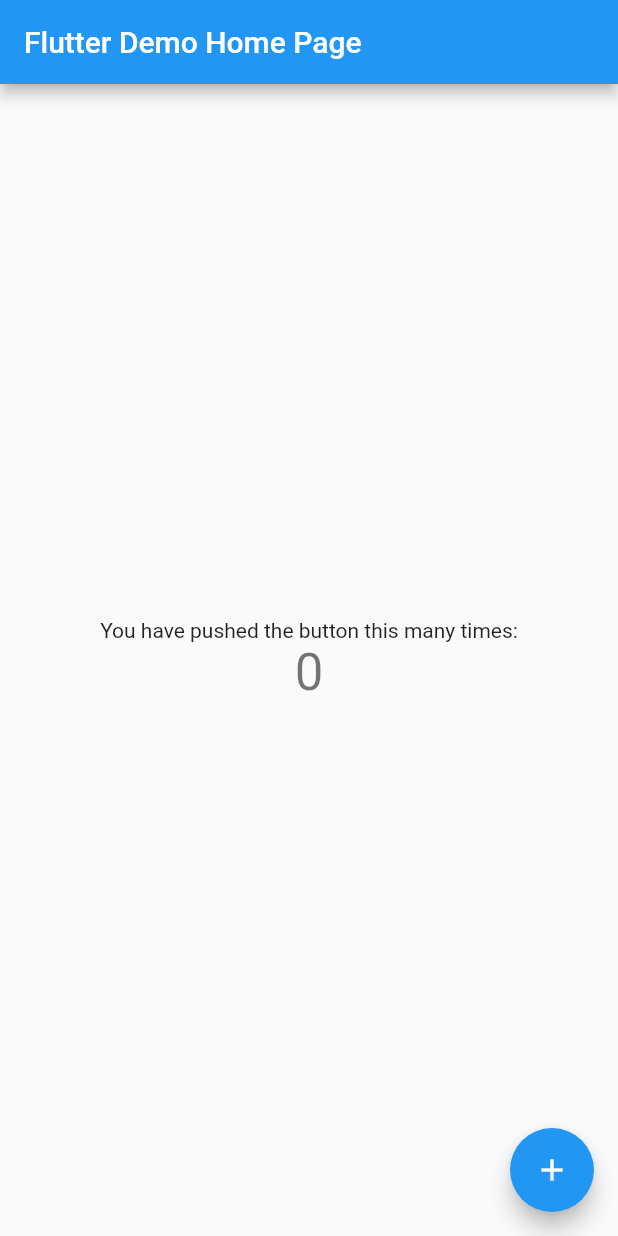
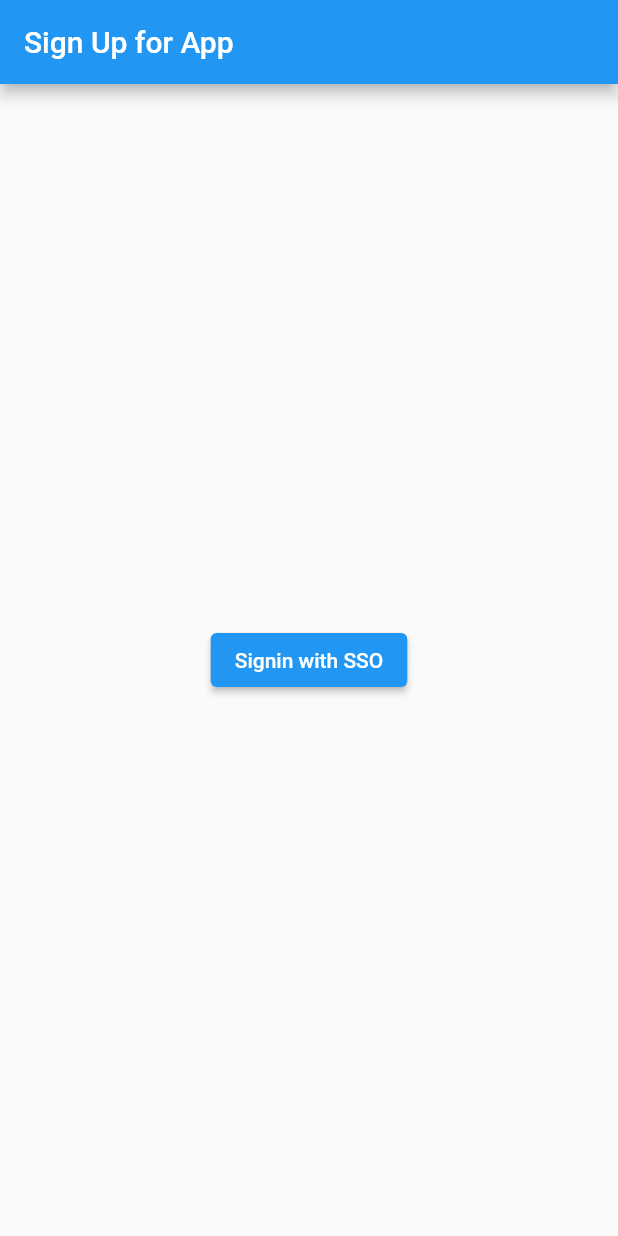
Before and after one commit to Rice-Hacks-Project-Bikes/bikes_frontend, a Flutter app: the screen it shows after launch, on a phone screen of 412 x 824 dp. Run offline on Flutter 3.47's test engine with Material 2 defaults, Android fonts, the light colour scheme and no system bars.

Commit message:
Adding Web Browsing

```diff
--- a/bike_frontend/lib/main.dart
+++ b/bike_frontend/lib/main.dart
@@ -1,3 +1,4 @@
+import 'package:bike_frontent/pages/sign_up.dart';
 import 'package:flutter/material.dart';
 
 void main() {
@@ -24,92 +25,6 @@
           // is not restarted.
           primarySwatch: Colors.blue,
         ),
-      home: const MyHomePage(title: 'Flutter Demo Home Page'),
-    );
+        home: const SignUp());
   }
 }
-
-class MyHomePage extends StatefulWidget {
-  const MyHomePage({Key? key, required this.title}) : super(key: key);
-
-  // This widget is the home page of your application. It is stateful, meaning
-  // that it has a State object (defined below) that contains fields that affect
-  // how it looks.
-
-  // This class is the configuration for the state. It holds the values (in this
-  // case the title) provided by the parent (in this case the App widget) and
-  // used by the build method of the State. Fields in a Widget subclass are
-  // always marked "final".
-
-  final String title;
-
-  @override
-  State<MyHomePage> createState() => _MyHomePageState();
-}
-
-class _MyHomePageState extends State<MyHomePage> {
-  int _counter = 0;
-
-  void _incrementCounter() {
-    setState(() {
-      // This call to setState tells the Flutter framework that something has
-      // changed in this State, which causes it to rerun the build method below
-      // so that the display can reflect the updated values. If we changed
-      // _counter without calling setState(), then the build method would not be
-      // called again, and so nothing would appear to happen.
-      _counter++;
-    });
-  }
-
-  @override
-  Widget build(BuildContext context) {
-    // This method is rerun every time setState is called, for instance as done
-    // by the _incrementCounter method above.
-    //
-    // The Flutter framework has been optimized to make rerunning build methods
-    // fast, so that you can just rebuild anything that needs updating rather
-    // than having to individually change instances of widgets.
-    return Scaffold(
-      appBar: AppBar(
-        // Here we take the value from the MyHomePage object that was created by
-        // the App.build method, and use it to set our appbar title.
-        title: Text(widget.title),
-      ),
-      body: Center(
-        // Center is a layout widget. It takes a single child and positions it
-        // in the middle of the parent.
-        child: Column(
-          // Column is also a layout widget. It takes a list of children and
-          // arranges them vertically. By default, it sizes itself to fit its
-          // children horizontally, and tries to be as tall as its parent.
-          //
-          // Invoke "debug painting" (press "p" in the console, choose the
-          // "Toggle Debug Paint" action from the Flutter Inspector in Android
-          // Studio, or the "Toggle Debug Paint" command in Visual Studio Code)
-          // to see the wireframe for each widget.
-          //
-          // Column has various properties to control how it sizes itself and
-          // how it positions its children. Here we use mainAxisAlignment to
-          // center the children vertically; the main axis here is the vertical
-          // axis because Columns are vertical (the cross axis would be
-          // horizontal).
-          mainAxisAlignment: MainAxisAlignment.center,
-          children: <Widget>[
-            const Text(
-              'You have pushed the button this many times:',
-            ),
-            Text(
-              '$_counter',
-              style: Theme.of(context).textTheme.headline4,
-            ),
-          ],
-        ),
-      ),
-      floatingActionButton: FloatingActionButton(
-        onPressed: _incrementCounter,
-        tooltip: 'Increment',
-        child: const Icon(Icons.add),
-      ), // This trailing comma makes auto-formatting nicer for build methods.
-    );
-  }
-}
--- /dev/null
+++ b/bike_frontend/lib/pages/sign_up.dart
@@ -0,0 +1,28 @@
+import 'package:flutter/material.dart';
+import 'package:flutter/src/foundation/key.dart';
+import 'package:flutter/src/widgets/framework.dart';
+import 'package:url_launcher/url_launcher.dart';
+
+class SignUp extends StatelessWidget {
+  const SignUp({Key? key}) : super(key: key);
+
+  @override
+  Widget build(BuildContext context) {
+    return Scaffold(
+        appBar: AppBar(
+          title: Text("Sign Up for App"),
+        ),
+        body: Center(
+          child: ElevatedButton(
+              onPressed: _launchUrl, child: Text("Signin with SSO")),
+        ));
+  }
+}
+
+final Uri _url = Uri.parse('https://flutter.dev');
+
+Future<void> _launchUrl() async {
+  if (!await launchUrl(_url)) {
+    throw 'Could not launch $_url';
+  }
+}
--- a/bike_frontend/pubspec.yaml
+++ b/bike_frontend/pubspec.yaml
@@ -45,6 +45,7 @@
   # package. See that file for information about deactivating specific lint
   # rules and activating additional ones.
   flutter_lints: ^2.0.0
+  url_launcher: ^6.1.5
 
 # For information on the generic Dart part of this file, see the
 # following page: https://dart.dev/tools/pub/pubspec
```
Lines whose indentation alone changed are shown as unchanged.
